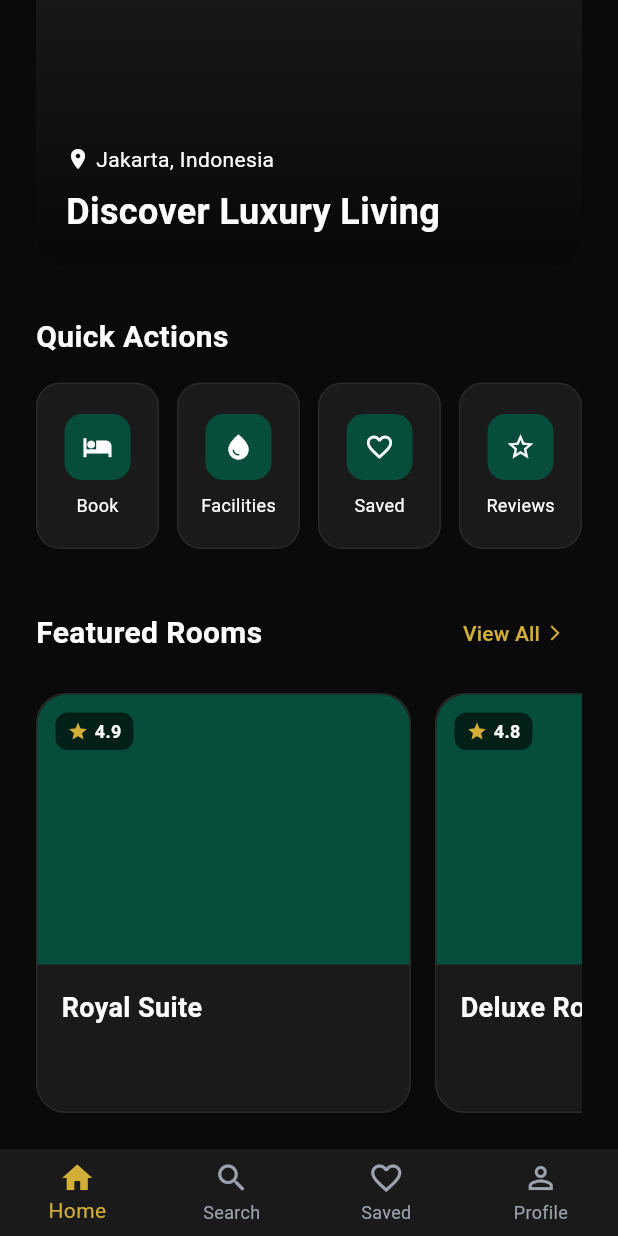
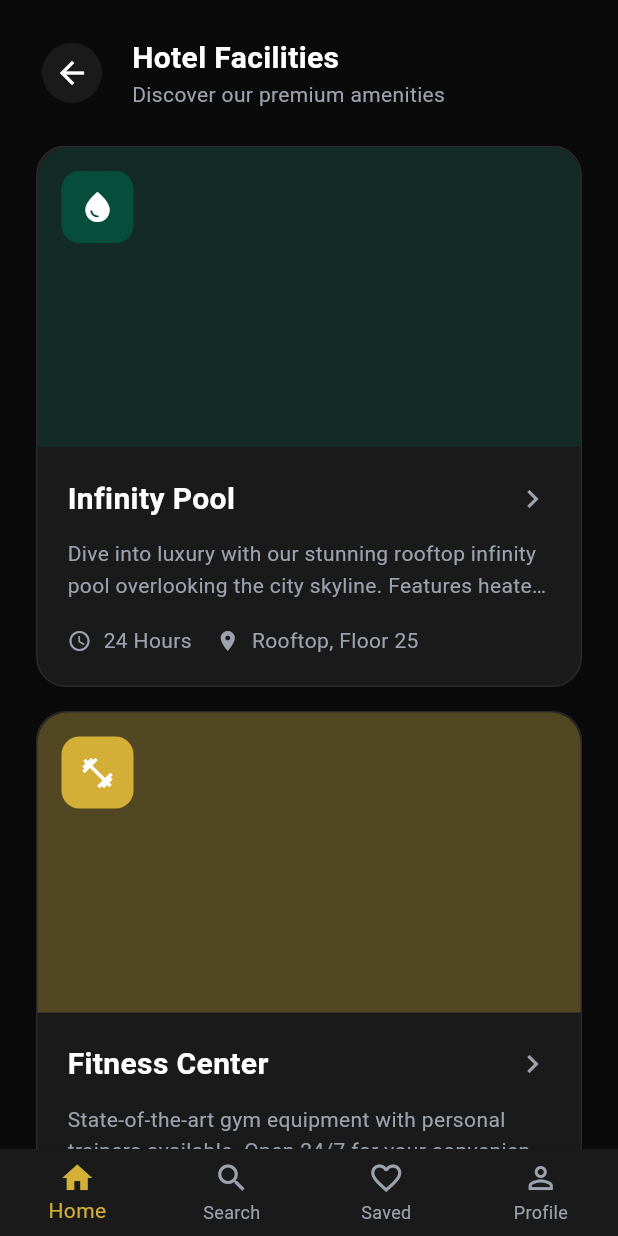
Before and after one commit to Xyroine/MobileProgrammingKelompok1, a Flutter app: the CustomerHomeScreen screen opened directly, scrolled down 216 dp, after a tap on "Facilities", on a phone screen of 412 x 824 dp. Run offline on Flutter 3.47's test engine with Material 3 defaults, Android fonts, the phone set to English and light mode, and no system bars.

Commit message:
customer penambahan

```diff
--- /dev/null
+++ b/lib/screens/customer/customer_facilities_screen.dart
@@ -0,0 +1,322 @@
+import 'package:flutter/material.dart';
+import '../../theme/app_theme.dart';
+import 'customer_facility_detail_screen.dart';
+
+class CustomerFacilitiesScreen extends StatelessWidget {
+  const CustomerFacilitiesScreen({super.key});
+
+  @override
+  Widget build(BuildContext context) {
+    return Scaffold(
+      body: SafeArea(
+        child: Column(
+          children: [
+            // Header
+            Padding(
+              padding: const EdgeInsets.all(24.0),
+              child: Row(
+                children: [
+                  IconButton(
+                    onPressed: () => Navigator.pop(context),
+                    icon: const Icon(Icons.arrow_back, color: Colors.white),
+                    style: IconButton.styleFrom(backgroundColor: AppTheme.cardBackground),
+                  ),
+                  const SizedBox(width: 16),
+                  const Column(
+                    crossAxisAlignment: CrossAxisAlignment.start,
+                    children: [
+                      Text('Hotel Facilities', style: TextStyle(fontSize: 20, fontWeight: FontWeight.bold, color: Colors.white)),
+                      Text('Discover our premium amenities', style: TextStyle(fontSize: 14, color: AppTheme.textGray)),
+                    ],
+                  ),
+                ],
+              ),
+            ),
+
+            // Facilities List
+            Expanded(
+              child: ListView(
+                padding: const EdgeInsets.symmetric(horizontal: 24),
+                children: [
+                  _FacilityCard(
+                    icon: Icons.water_drop,
+                    iconColor: AppTheme.emeraldGreen,
+                    name: 'Infinity Pool',
+                    description: 'Dive into luxury with our stunning rooftop infinity pool overlooking the city skyline. Features heated water...',
+                    hours: '24 Hours',
+                    location: 'Rooftop, Floor 25',
+                    imageColor: AppTheme.emeraldGreen,
+                    onTap: () => Navigator.push(
+                      context,
+                      MaterialPageRoute(
+                        builder: (_) => CustomerFacilityDetailScreen(
+                          facility: FacilityModel(
+                            icon: Icons.water_drop,
+                            iconColor: AppTheme.emeraldGreen,
+                            name: 'Infinity Pool',
+                            description: 'Dive into luxury with our stunning rooftop infinity pool overlooking the city skyline. Features heated water year-round.',
+                            hours: '6:00 AM - 10:00 PM',
+                            location: 'Rooftop, Floor 25',
+                            imageColor: AppTheme.emeraldGreen,
+                            features: ['Heated Pool', 'Poolside Bar', 'Cabanas', 'Towel Service', 'Kids Section'],
+                          ),
+                        ),
+                      ),
+                    ),
+                  ),
+                  const SizedBox(height: 16),
+                  _FacilityCard(
+                    icon: Icons.fitness_center,
+                    iconColor: AppTheme.goldAccent,
+                    name: 'Fitness Center',
+                    description: 'State-of-the-art gym equipment with personal trainers available. Open 24/7 for your convenience...',
+                    hours: '24 Hours',
+                    location: 'Floor 3',
+                    imageColor: AppTheme.goldAccent,
+                    onTap: () => Navigator.push(
+                      context,
+                      MaterialPageRoute(
+                        builder: (_) => CustomerFacilityDetailScreen(
+                          facility: FacilityModel(
+                            icon: Icons.fitness_center,
+                            iconColor: AppTheme.goldAccent,
+                            name: 'Fitness Center',
+                            description: 'State-of-the-art gym equipment with personal trainers available. Open 24/7 for your convenience.',
+                            hours: '24 Hours',
+                            location: 'Floor 3',
+                            imageColor: AppTheme.goldAccent,
+                            features: ['Cardio Equipment', 'Free Weights', 'Personal Trainer', 'Yoga Studio', 'Locker Room'],
+                          ),
+                        ),
+                      ),
+                    ),
+                  ),
+                  const SizedBox(height: 16),
+                  _FacilityCard(
+                    icon: Icons.spa,
+                    iconColor: const Color(0xFFE91E63),
+                    name: 'Luxury Spa',
+                    description: 'Relax and rejuvenate with our premium spa services. Professional therapists and tranquil atmosphere...',
+                    hours: '9:00 AM - 9:00 PM',
+                    location: 'Floor 2',
+                    imageColor: const Color(0xFFE91E63),
+                    onTap: () => Navigator.push(
+                      context,
+                      MaterialPageRoute(
+                        builder: (_) => CustomerFacilityDetailScreen(
+                          facility: FacilityModel(
+                            icon: Icons.spa,
+                            iconColor: const Color(0xFFE91E63),
+                            name: 'Luxury Spa',
+                            description: 'Relax and rejuvenate with our premium spa services. Professional therapists and tranquil atmosphere.',
+                            hours: '9:00 AM - 9:00 PM',
+                            location: 'Floor 2',
+                            imageColor: const Color(0xFFE91E63),
+                            features: ['Massage Therapy', 'Sauna', 'Steam Room', 'Jacuzzi', 'Beauty Treatments'],
+                          ),
+                        ),
+                      ),
+                    ),
+                  ),
+                  const SizedBox(height: 16),
+                  _FacilityCard(
+                    icon: Icons.restaurant,
+                    iconColor: const Color(0xFFFF9800),
+                    name: 'Fine Dining Restaurant',
+                    description: 'Experience world-class cuisine prepared by our award-winning chefs. International and local dishes...',
+                    hours: '6:00 AM - 11:00 PM',
+                    location: 'Floor 1',
+                    imageColor: const Color(0xFFFF9800),
+                    onTap: () => Navigator.push(
+                      context,
+                      MaterialPageRoute(
+                        builder: (_) => CustomerFacilityDetailScreen(
+                          facility: FacilityModel(
+                            icon: Icons.restaurant,
+                            iconColor: const Color(0xFFFF9800),
+                            name: 'Fine Dining Restaurant',
+                            description: 'Experience world-class cuisine prepared by our award-winning chefs. International and local dishes.',
+                            hours: '6:00 AM - 11:00 PM',
+                            location: 'Floor 1',
+                            imageColor: const Color(0xFFFF9800),
+                            features: ['Breakfast Buffet', 'A la Carte Menu', 'Private Dining', 'Wine Selection', 'Outdoor Seating'],
+                          ),
+                        ),
+                      ),
+                    ),
+                  ),
+                  const SizedBox(height: 100),
+                ],
+              ),
+            ),
+          ],
+        ),
+      ),
+      bottomNavigationBar: BottomNavigationBar(
+        currentIndex: 0,
+        onTap: (index) {
+          if (index == 0) {
+            Navigator.pop(context);
+          }
+        },
+        backgroundColor: AppTheme.cardBackground,
+        selectedItemColor: AppTheme.goldAccent,
+        unselectedItemColor: AppTheme.textGray,
+        type: BottomNavigationBarType.fixed,
+        items: const [
+          BottomNavigationBarItem(icon: Icon(Icons.home), label: 'Home'),
+          BottomNavigationBarItem(icon: Icon(Icons.search), label: 'Search'),
+          BottomNavigationBarItem(icon: Icon(Icons.favorite_outline), label: 'Saved'),
+          BottomNavigationBarItem(icon: Icon(Icons.person_outline), label: 'Profile'),
+        ],
+      ),
+    );
+  }
+}
+
+class _FacilityCard extends StatelessWidget {
+  final IconData icon;
+  final Color iconColor;
+  final String name;
+  final String description;
+  final String hours;
+  final String location;
+  final Color imageColor;
+  final VoidCallback onTap;
+
+  const _FacilityCard({
+    required this.icon,
+    required this.iconColor,
+    required this.name,
+    required this.description,
+    required this.hours,
+    required this.location,
+    required this.imageColor,
+    required this.onTap,
+  });
+
+  @override
+  Widget build(BuildContext context) {
+    return InkWell(
+      onTap: onTap,
+      borderRadius: BorderRadius.circular(20),
+      child: Container(
+        decoration: BoxDecoration(
+          color: AppTheme.cardBackground,
+          borderRadius: BorderRadius.circular(20),
+          border: Border.all(color: AppTheme.borderColor),
+        ),
+        child: Column(
+          crossAxisAlignment: CrossAxisAlignment.start,
+          children: [
+            // Image
+            Stack(
+              children: [
+                Container(
+                  height: 200,
+                  decoration: BoxDecoration(
+                    color: imageColor.withOpacity(0.3),
+                    borderRadius: const BorderRadius.only(
+                      topLeft: Radius.circular(20),
+                      topRight: Radius.circular(20),
+                    ),
+                  ),
+                ),
+                Positioned(
+                  top: 16,
+                  left: 16,
+                  child: Container(
+                    padding: const EdgeInsets.all(12),
+                    decoration: BoxDecoration(
+                      color: iconColor,
+                      borderRadius: BorderRadius.circular(12),
+                    ),
+                    child: Icon(icon, color: Colors.white, size: 24),
+                  ),
+                ),
+              ],
+            ),
+
+            // Content
+            Padding(
+              padding: const EdgeInsets.all(20),
+              child: Column(
+                crossAxisAlignment: CrossAxisAlignment.start,
+                children: [
+                  Row(
+                    mainAxisAlignment: MainAxisAlignment.spaceBetween,
+                    children: [
+                      Expanded(
+                        child: Text(
+                          name,
+                          style: const TextStyle(
+                            fontSize: 20,
+                            fontWeight: FontWeight.bold,
+                            color: Colors.white,
+                          ),
+                        ),
+                      ),
+                      const Icon(Icons.chevron_right, color: AppTheme.textGray, size: 24),
+                    ],
+                  ),
+                  const SizedBox(height: 12),
+                  Text(
+                    description,
+                    style: const TextStyle(
+                      fontSize: 14,
+                      color: AppTheme.textGray,
+                      height: 1.5,
+                    ),
+                    maxLines: 2,
+                    overflow: TextOverflow.ellipsis,
+                  ),
+                  const SizedBox(height: 16),
+                  Row(
+                    children: [
+                      const Icon(Icons.access_time, color: AppTheme.textGray, size: 16),
+                      const SizedBox(width: 8),
+                      Text(
+                        hours,
+                        style: const TextStyle(fontSize: 14, color: AppTheme.textGray),
+                      ),
+                      const SizedBox(width: 16),
+                      const Icon(Icons.location_on, color: AppTheme.textGray, size: 16),
+                      const SizedBox(width: 8),
+                      Text(
+                        location,
+                        style: const TextStyle(fontSize: 14, color: AppTheme.textGray),
+                      ),
+                    ],
+                  ),
+                ],
+              ),
+            ),
+          ],
+        ),
+      ),
+    );
+  }
+}
+
+// Model class untuk facility data
+class FacilityModel {
+  final IconData icon;
+  final Color iconColor;
+  final String name;
+  final String description;
+  final String hours;
+  final String location;
+  final Color imageColor;
+  final List<String> features;
+
+  FacilityModel({
+    required this.icon,
+    required this.iconColor,
+    required this.name,
+    required this.description,
+    required this.hours,
+    required this.location,
+    required this.imageColor,
+    required this.features,
+  });
+}
--- a/lib/screens/customer/customer_home_screen.dart
+++ b/lib/screens/customer/customer_home_screen.dart
@@ -1,6 +1,7 @@
 import 'package:flutter/material.dart';
 import '../../theme/app_theme.dart';
 import 'customer_booking_screen.dart';
+import 'customer_facilities_screen.dart';
 
 class CustomerHomeScreen extends StatefulWidget {
   const CustomerHomeScreen({super.key});
@@ -11,6 +12,20 @@ class CustomerHomeScreen extends StatefulWidget {
 
 class _CustomerHomeScreenState extends State<CustomerHomeScreen> {
   int _selectedIndex = 0;
+
+  // Method untuk handle navigation
+  void _onNavigationTap(int index) {
+    if (index == 1) {
+      // Index 1 = Search/Booking
+      Navigator.push(
+        context,
+        MaterialPageRoute(builder: (_) => const CustomerBookingScreen()),
+      );
+    } else {
+      setState(() => _selectedIndex = index);
+      // Untuk index lain, Anda bisa tambahkan navigasi ke screen lain
+    }
+  }
 
   @override
   Widget build(BuildContext context) {
@@ -125,7 +140,13 @@ class _CustomerHomeScreenState extends State<CustomerHomeScreen> {
                       ),
                     ),
                     const SizedBox(width: 12),
-                    Expanded(child: _QuickActionCard(icon: Icons.water_drop, label: 'Facilities', onTap: () {})),
+                    Expanded(
+                      child: _QuickActionCard(
+                        icon: Icons.water_drop,
+                        label: 'Facilities',
+                        onTap: () => Navigator.push(context, MaterialPageRoute(builder: (_) => const CustomerFacilitiesScreen())),
+                      ),
+                    ),
                     const SizedBox(width: 12),
                     Expanded(child: _QuickActionCard(icon: Icons.favorite_outline, label: 'Saved', onTap: () {})),
                     const SizedBox(width: 12),
@@ -168,7 +189,7 @@ class _CustomerHomeScreenState extends State<CustomerHomeScreen> {
       ),
       bottomNavigationBar: BottomNavigationBar(
         currentIndex: _selectedIndex,
-        onTap: (index) => setState(() => _selectedIndex = index),
+        onTap: _onNavigationTap, // Gunakan method baru
         backgroundColor: AppTheme.cardBackground,
         selectedItemColor: AppTheme.goldAccent,
         unselectedItemColor: AppTheme.textGray,
```
Also changed, not shown: lib/screens/customer/customer_booking_screen.dart (+17 -3 lines), lib/screens/customer/customer_facility_detail_screen.dart (added, +307 -0 lines), pubspec.lock.
